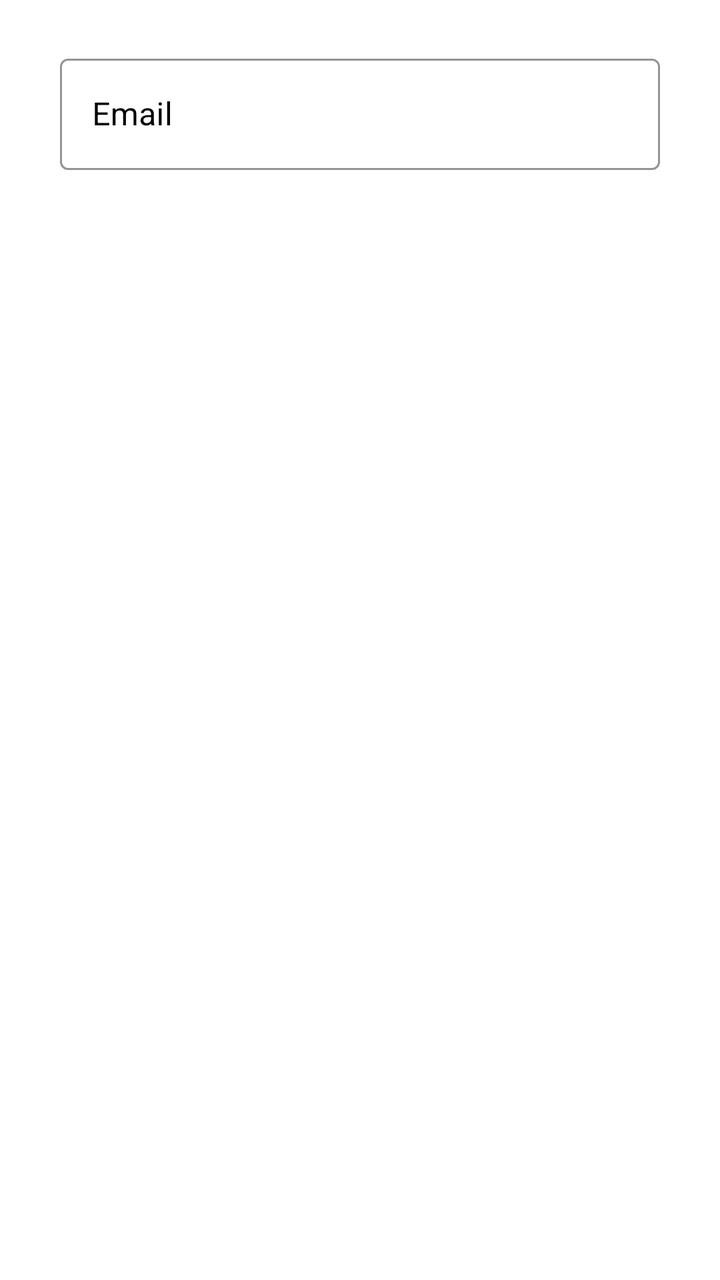
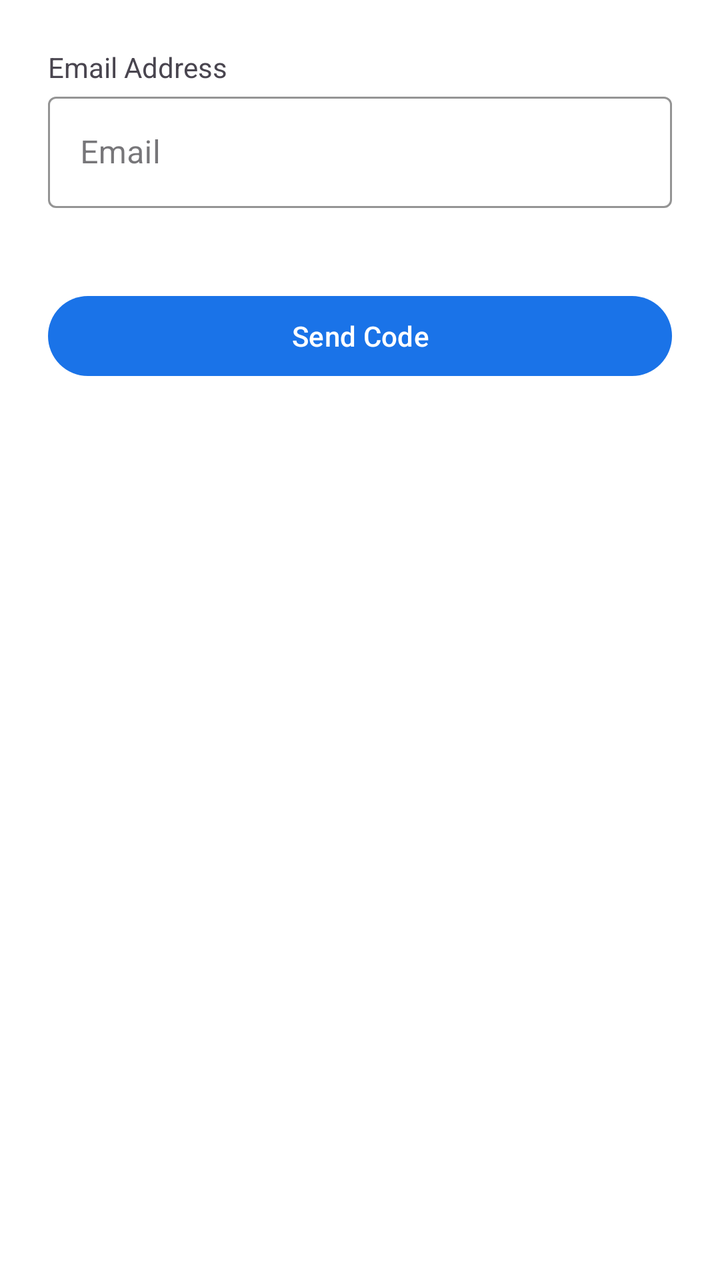

Before-and-after screenshots of an Android layout around one commit, followed by the original layout XML and the change that was made.
<!-- AndroidManifest.xml: application theme Theme.App -->
<!-- res/layout/activity_forget.xml -->
<ScrollView xmlns:android="http://schemas.android.com/apk/res/android"
    xmlns:app="http://schemas.android.com/apk/res-auto"
    android:layout_width="match_parent"
    android:layout_height="match_parent"
    android:background="@android:color/white">


    <LinearLayout
        android:id="@+id/main"
        android:layout_width="match_parent"
        android:layout_height="wrap_content"
        android:orientation="vertical"
        android:padding="24dp"
        android:textAlignment="center"
        android:gravity="center_horizontal">


    <com.google.android.material.textfield.TextInputLayout
        android:layout_width="300dp"
        android:layout_height="wrap_content"
        android:hint="Email"
        android:textColorHint="@color/black"
        style="@style/Widget.MaterialComponents.TextInputLayout.OutlinedBox"
        app:boxStrokeColor="@android:color/black"
        app:hintTextColor="@android:color/black">

        <com.google.android.material.textfield.TextInputEditText
            android:id="@+id/forget"
            android:layout_width="match_parent"
            android:layout_height="wrap_content"
            android:textColor="@android:color/black"
            android:inputType="textEmailAddress"/>
    </com.google.android.material.textfield.TextInputLayout>


    </LinearLayout>

</ScrollView>
<!-- resources referenced by this layout -->
<resources>
  <color name="black">#FF000000</color>
  <style name="Theme.App" parent="Base.Theme.App" />
  <style name="Base.Theme.App" parent="Theme.Material3.DayNight.NoActionBar">
          <item name="colorPrimary">#1A73E8</item>
  
  
      </style>
</resources>

<!-- the commit's change to res/layout/activity_forget.xml (unified diff, before → after) -->
@@ -3,7 +3,6 @@
     android:layout_width="match_parent"
     android:layout_height="match_parent"
     android:background="@android:color/white">
-
 
     <LinearLayout
         android:id="@+id/main"
@@ -11,27 +10,36 @@
         android:layout_height="wrap_content"
         android:orientation="vertical"
         android:padding="24dp"
-        android:textAlignment="center"
         android:gravity="center_horizontal">
 
-
-    <com.google.android.material.textfield.TextInputLayout
-        android:layout_width="300dp"
-        android:layout_height="wrap_content"
-        android:hint="Email"
-        android:textColorHint="@color/black"
-        style="@style/Widget.MaterialComponents.TextInputLayout.OutlinedBox"
-        app:boxStrokeColor="@android:color/black"
-        app:hintTextColor="@android:color/black">
-
-        <com.google.android.material.textfield.TextInputEditText
-            android:id="@+id/forget"
+        <TextView
             android:layout_width="match_parent"
             android:layout_height="wrap_content"
-            android:textColor="@android:color/black"
-            android:inputType="textEmailAddress"/>
-    </com.google.android.material.textfield.TextInputLayout>
+            android:text="@string/email_address" />
 
+        <com.google.android.material.textfield.TextInputLayout
+            android:layout_width="match_parent"
+            android:layout_height="wrap_content"
+            android:hint="@string/email"
+            style="@style/Widget.MaterialComponents.TextInputLayout.OutlinedBox"
+            app:boxStrokeColor="@android:color/black"
+            app:hintTextColor="@android:color/black">
+
+            <com.google.android.material.textfield.TextInputEditText
+                android:id="@+id/forget"
+                android:layout_width="match_parent"
+                android:layout_height="wrap_content"
+                android:inputType="textEmailAddress"
+                android:autofillHints="emailAddress"
+                android:textColor="@android:color/black" />
+        </com.google.android.material.textfield.TextInputLayout>
+
+        <Button
+            android:id="@+id/otp"
+            android:layout_width="match_parent"
+            android:layout_height="wrap_content"
+            android:layout_marginTop="40dp"
+            android:text="@string/send_code" />
 
     </LinearLayout>
 
<!-- resource entries referenced after the edit -->
@@ -1,6 +1,8 @@
 <!-- resources referenced by this layout -->
 <resources>
-  <color name="black">#FF000000</color>
+  <string name="email">Email</string>
+  <string name="email_address">Email Address</string>
+  <string name="send_code">Send Code</string>
   <style name="Theme.App" parent="Base.Theme.App" />
   <style name="Base.Theme.App" parent="Theme.Material3.DayNight.NoActionBar">
           <item name="colorPrimary">#1A73E8</item>
